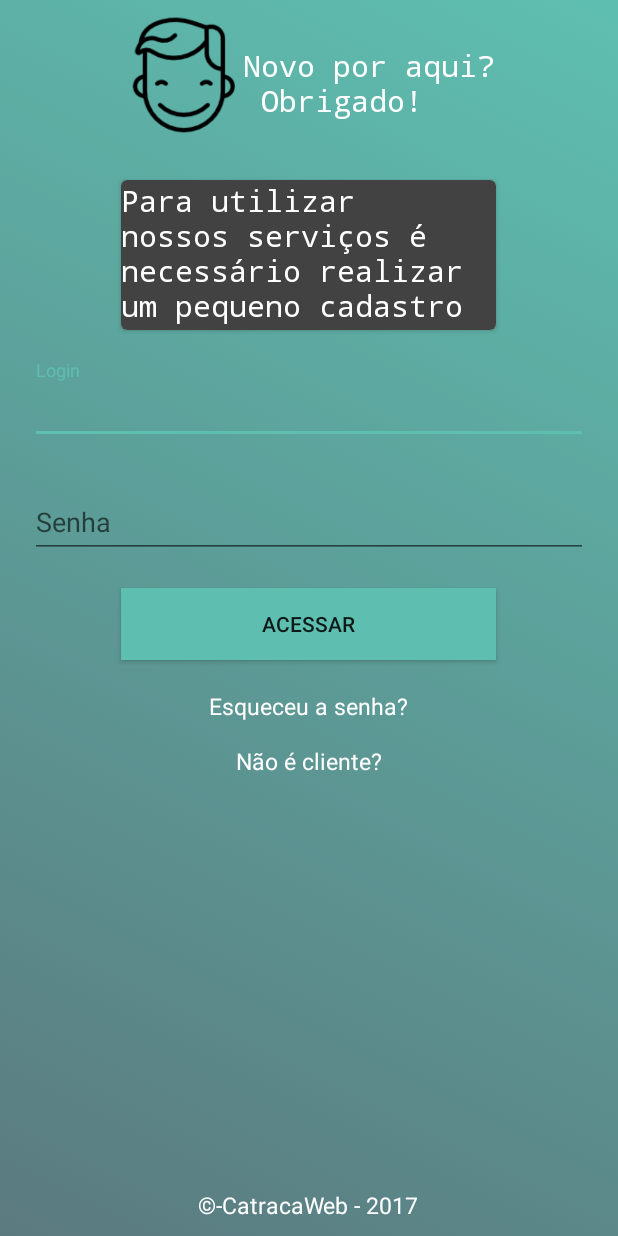
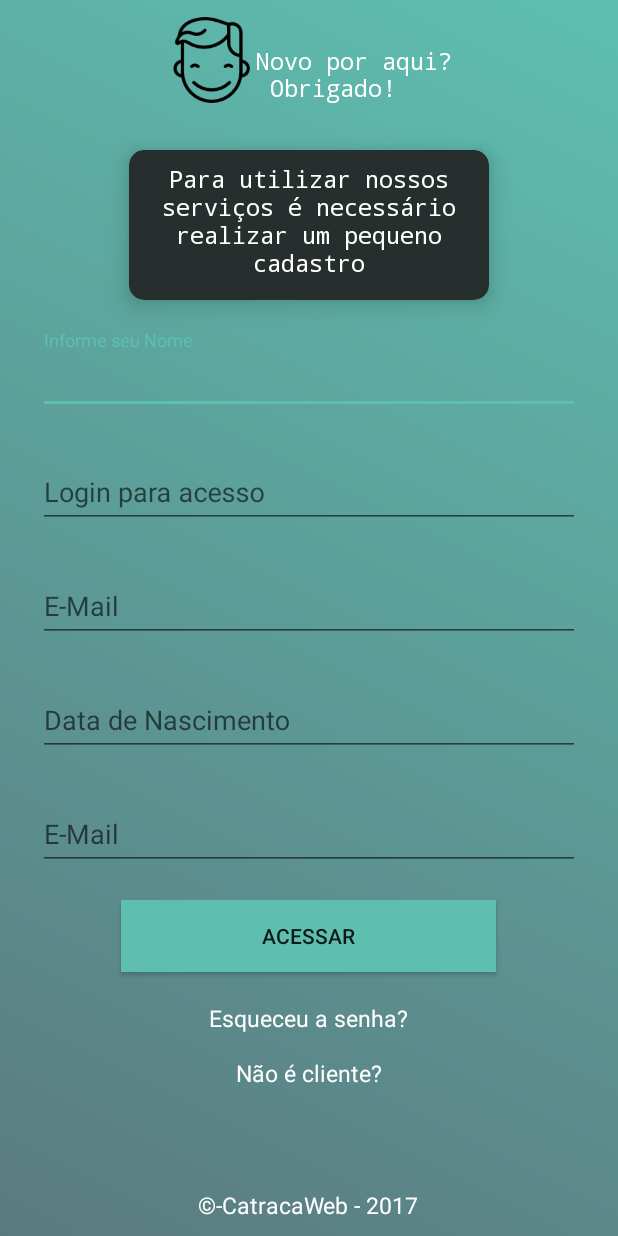
Before and after one commit to rafafreitas/catraca_web_app, an Android app: the layout activity_new_client.xml on its own in the app's theme, with its tools: preview values and no code run, on a phone screen of 412 x 824 dp. Run offline under Robolectric (Android 15) with nearby library versions, the phone set to English and light mode, and no system bars.

Commit message:
Tela de Layout para novo cliente concluída.

```diff
--- a/app/src/main/res/layout/activity_new_client.xml
+++ b/app/src/main/res/layout/activity_new_client.xml
@@ -25,8 +25,8 @@
 
             <ImageView
                 android:id="@+id/img"
-                android:layout_width="80dp"
-                android:layout_height="80dp"
+                android:layout_width="60dp"
+                android:layout_height="60dp"
                 android:src="@drawable/face_man"
                 />
 
@@ -38,7 +38,7 @@
                 android:fontFamily="monospace"
                 android:text="@string/info_new_user_01"
                 android:textColor="@color/colorWhite"
-                android:textSize="20dp"
+                android:textSize="15dp"
                 android:layout_marginTop="20dp"
                 />
 
@@ -50,9 +50,12 @@
             xmlns:card_view="http://schemas.android.com/apk/res-auto"
             android:id="@+id/card_view"
             android:layout_gravity="center"
-            android:layout_width="250dp"
+            android:layout_width="240dp"
             android:layout_height="100dp"
-            card_view:cardCornerRadius="4dp">
+            card_view:cardElevation="10dp"
+            card_view:cardCornerRadius="10dp"
+            card_view:cardBackgroundColor="@color/colorNPrimaryDark"
+            >
 
             <TextView
                 android:id="@+id/card_text"
@@ -61,20 +64,41 @@
                 android:fontFamily="monospace"
                 android:text="@string/info_new_user_03"
                 android:textColor="@color/colorWhite"
-                android:textSize="20dp"
-                android:background="@color/cardview_dark_background"
+                android:textSize="16dp"
+                android:textAlignment="center"
+                android:layout_marginTop="8dp"
                 />
         </android.support.v7.widget.CardView>
 
+        <android.support.design.widget.TextInputLayout
+            android:id="@+id/input_layout_nome"
+            android:layout_width="match_parent"
+            android:layout_height="wrap_content"
+            android:layout_marginTop="20dp"
+            android:paddingRight="15dp"
+            android:paddingLeft="15dp"
+            >
 
+            <EditText
+                android:id="@+id/input_nome"
+                android:inputType="text"
+                android:imeOptions="actionNext"
+                android:maxLines="1"
+                android:layout_width="match_parent"
+                android:layout_height="wrap_content"
+                android:hint="@string/hint_nome"
+
+                />
+
+        </android.support.design.widget.TextInputLayout>
 
         <android.support.design.widget.TextInputLayout
             android:id="@+id/input_layout_login"
             android:layout_width="match_parent"
             android:layout_height="wrap_content"
             android:layout_marginTop="20dp"
-            android:paddingRight="10dp"
-            android:paddingLeft="10dp"
+            android:paddingRight="15dp"
+            android:paddingLeft="15dp"
             >
 
             <EditText
@@ -84,8 +108,54 @@
                 android:maxLines="1"
                 android:layout_width="match_parent"
                 android:layout_height="wrap_content"
-                android:hint="@string/hint_login"
+                android:hint="@string/hint_login_cad"
 
+                />
+
+        </android.support.design.widget.TextInputLayout>
+
+        <android.support.design.widget.TextInputLayout
+            android:id="@+id/input_layout_email"
+            android:layout_width="match_parent"
+            android:layout_height="wrap_content"
+            android:layout_marginTop="20dp"
+            android:paddingRight="15dp"
+            android:paddingLeft="15dp"
+            >
+
+            <EditText
+                android:id="@+id/input_email"
+                android:inputType="textEmailAddress"
+                android:imeOptions="actionNext"
+                android:maxLines="1"
+                android:layout_width="match_parent"
+                android:layout_height="wrap_content"
+                android:hint="@string/hint_email"
+
+                />
+
+        </android.support.design.widget.TextInputLayout>
+
+        <android.support.design.widget.TextInputLayout
+            android:id="@+id/input_layout_date"
+            android:layout_width="match_parent"
+            android:layout_height="wrap_content"
+            android:layout_marginTop="20dp"
+            android:paddingRight="15dp"
+            android:paddingLeft="15dp"
+
+            >
+
+            <EditText
+                android:id="@+id/input_date"
+                android:imeOptions="actionNext"
+                android:inputType="date"
+                android:maxLines="1"
+                android:layout_width="match_parent"
+                android:layout_height="wrap_content"
+                android:hint="@string/hint_date"
+                android:textColorHint="@color/colorAccent"
+                android:textColor="@color/colorBlack"
                 />
 
         </android.support.design.widget.TextInputLayout>
@@ -95,21 +165,19 @@
             android:layout_width="match_parent"
             android:layout_height="wrap_content"
             android:layout_marginTop="20dp"
-            android:paddingRight="10dp"
-            android:paddingLeft="10dp"
-
+            android:paddingRight="15dp"
+            android:paddingLeft="15dp"
             >
 
             <EditText
-                android:id="@+id/input_pass"
+                android:id="@+id/input_password"
+                android:inputType="textPassword"
                 android:imeOptions="actionDone"
-                android:inputType="textPassword"
                 android:maxLines="1"
                 android:layout_width="match_parent"
                 android:layout_height="wrap_content"
-                android:hint="@string/hint_pass"
-                android:textColorHint="@color/colorAccent"
-                android:textColor="@color/colorBlack"
+                android:hint="@string/hint_email"
+
                 />
 
         </android.support.design.widget.TextInputLayout>
--- a/app/src/main/res/values/strings.xml
+++ b/app/src/main/res/values/strings.xml
@@ -3,13 +3,12 @@
     <string name="app_name">CatracaWeb</string>
     <string name="app_name_ok">CatracaWeb</string>
     <!-- Inputs -->
+    <string name="hint_nome">Informe seu Nome</string>
     <string name="hint_login">Login</string>
+    <string name="hint_login_cad">Login para acesso</string>
     <string name="hint_pass">Senha</string>
-    <string name="hint_nome">Nome</string>
+    <string name="hint_date">Data de Nascimento</string>
     <string name="hint_email">E-Mail</string>
-    <string name="hint_cpf">CPF</string>
-    <string name="hint_cnpj">CNPJ</string>
-    <string name="hint_date">Data de Nascimento</string>
     <!-- Botões -->
     <string name="btn_access">Acessar</string>
     <string name="btn_forgot">Esqueceu a senha?</string>
```
Also changed, not shown: 1 other file.
